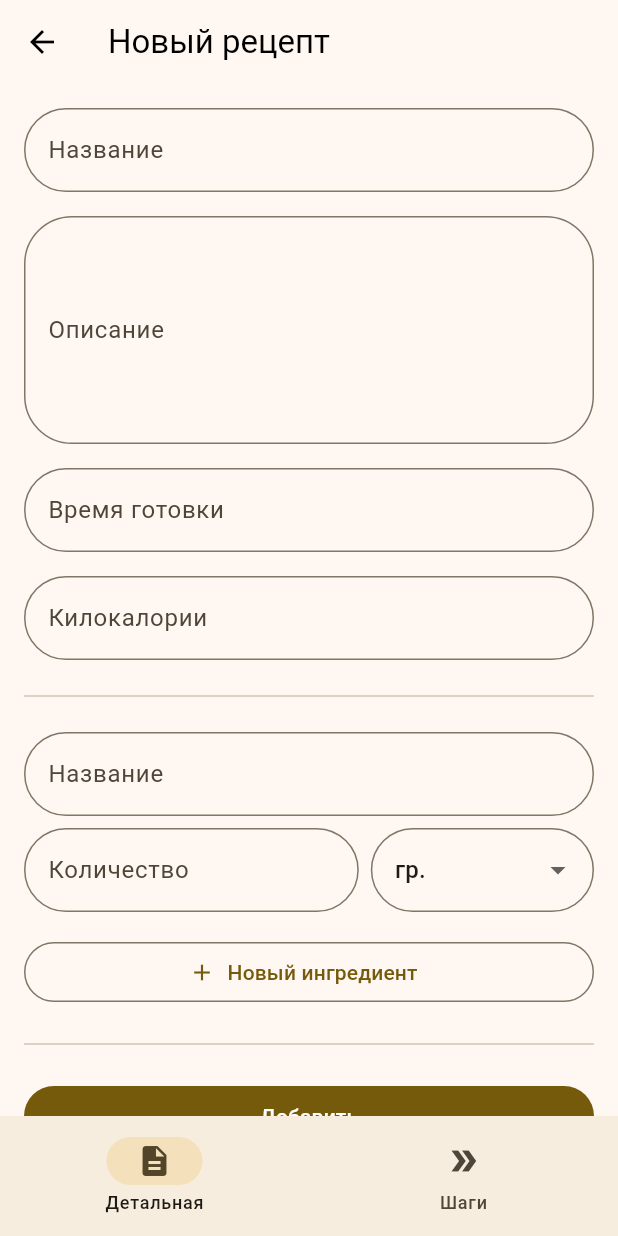
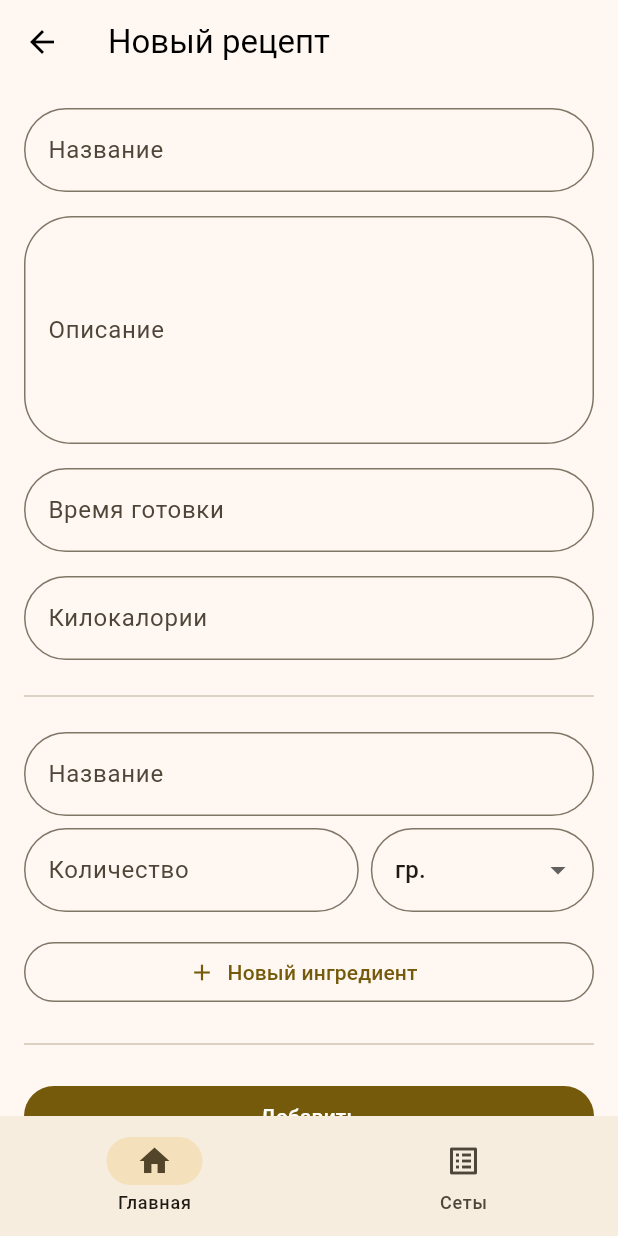
Before and after one commit to ivomika/recipe_browser, a Flutter app: the CreatePage screen opened by its route, after a tap on "Рецепт", on a phone screen of 412 x 824 dp. Run offline on Flutter 3.47's test engine with Material 3 defaults, Android fonts, the phone set to English and light mode, and no system bars; our stand-ins replace bloc, drift, drift_flutter, equatable, flex_color_scheme, flutter_bloc and 3 more; missing offline and left inert: smooth_sheets; accounts and stored records are empty; generated files the repository leaves out were written again; network calls fail.

Commit message:
упростил роутинг

```diff
--- a/lib/features/routing/app_routing.dart
+++ b/lib/features/routing/app_routing.dart
@@ -4,22 +4,16 @@ import 'package:recipe_browser/pages/pages.dart';
 import 'package:recipe_browser/shared/layouts/layouts.dart';
 
 final appRouting = GoRouter(
-    initialLocation: '/home',
+    initialLocation: '/',
     debugLogDiagnostics: true,
     errorBuilder: (context, state) => NotFoundPage(),
     routes: [
-        // home,
-        // sets,
-        // sets/:id,
         StatefulShellRoute.indexedStack(
             builder: (context, state, shell) =>
                 BottomNavigationLayout(
                     body: shell,
                     selectedIndex: shell.currentIndex,
                     onDestinationSelected: (index) => shell.goBranch(index),
-                    // bottomSheetBuilder: (context, scrollController) => HomeBottomSheet(
-                    //   scrollController: scrollController
-                    // ),
                     destinations: [
                       NavigationDestination(
                           icon: Icon(Icons.home),
@@ -36,7 +30,33 @@ final appRouting = GoRouter(
                     routes: [
                         GoRoute(
                             builder: (context, state) => HomePage(),
-                            path: '/home'
+                            path: '/',
+                            routes: [
+                                GoRoute(
+                                    path: 'create',
+                                    builder: (context, state) => CreatePage(),
+                                    routes: [
+                                      GoRoute(
+                                        path: 'recipe',
+                                        builder: (context, state) => CreateRecipeDetail(),
+                                      )
+                                    ]
+                                ),
+                                GoRoute(
+                                    path: 'recipe/:id',
+                                    builder: (context, state) => RecipeDetailPage(
+                                      id: state.pathParameters['id'],
+                                    ),
+                                    routes: [
+                                      GoRoute(
+                                          path: 'cooking',
+                                          builder: (context, state) => RecipeCookingPage(
+                                              id: state.pathParameters['id']
+                                          ),
+                                      )
+                                    ]
+                                )
+                            ]
                         )
                     ]
                 ),
@@ -56,132 +76,5 @@ final appRouting = GoRouter(
                 ),
             ],
         ),
-        // /recipe/:id/detail,
-        // /recipe/:id/steps,
-        GoRoute(
-            redirect: (context, state){
-                if (state.fullPath == '/recipe/:id') {
-                    return '/recipe/${state.pathParameters['id']}/detail';
-                }
-
-                return null;
-            },
-            path: '/recipe/:id',
-            routes: [
-                StatefulShellRoute.indexedStack(
-                    builder: (context, state, shell) =>
-                        BottomNavigationLayout(
-                            body: shell,
-                            selectedIndex: shell.currentIndex,
-                            onDestinationSelected: (index) => shell.goBranch(index),
-                            destinations: [
-                              NavigationDestination(
-                                  icon: Icon(Icons.description),
-                                  label: 'Детальная'
-                              ),
-                              NavigationDestination(
-                                  icon: Icon(Icons.double_arrow),
-                                  label: 'Шаги'
-                              ),
-                            ]
-                        ),
-                    branches: [
-                        StatefulShellBranch(
-                            routes: [
-                                GoRoute(
-                                    builder: (context, state) => RecipeDetailPage(
-                                      id: state.pathParameters['id']
-                                    ),
-                                    path: 'detail'
-                                )
-                            ]
-                        ),
-                        StatefulShellBranch(
-                            routes: [
-                                GoRoute(
-                                    builder: (context, state) => Center(child: Text('/${state.pathParameters['id']}/steps')),
-                                    path: 'steps'
-                                )
-                            ]
-                        ),
-                    ]
-                ),
-            ]
-        ),
-        // settings
-        GoRoute(
-            builder: (context, state) => Center(child: Text('/settings')),
-            path: '/settings'
-        ),
-        // create,
-        // create/recipe/detail,
-        // create/recipe/steps,
-        // create/sets,
-        // create/tag,
-        GoRoute(
-            builder: (context, state) => CreatePage(),
-            path: '/create',
-            routes: [
-              // create/recipe/detail, create/recipe/steps
-              GoRoute(
-                  path: 'recipe',
-                  redirect: (context, state) {
-                    if (state.fullPath == '/create/recipe') {
-                      return '/create/recipe/detail';
-                    }
-
-                    return null;
-                  },
-                  routes: [
-                    StatefulShellRoute.indexedStack(
-                        builder: (context, state, shell) =>
-                            BottomNavigationLayout(
-                                body: shell,
-                                selectedIndex: shell.currentIndex,
-                                onDestinationSelected: (index) => shell.goBranch(index),
-                                destinations: [
-                                  NavigationDestination(
-                                      icon: Icon(Icons.description),
-                                      label: 'Детальная'
-                                  ),
-                                  NavigationDestination(
-                                      icon: Icon(Icons.double_arrow),
-                                      label: 'Шаги'
-                                  ),
-                                ]
-                            ),
-                        branches: [
-                          StatefulShellBranch(
-                              routes: [
-                                GoRoute(
-                                    builder: (context, state) => CreateRecipeDetail(),
-                                    path: 'detail'
-                                )
-                              ]
-                          ),
-                          StatefulShellBranch(
-                              routes: [
-                                GoRoute(
-                                    builder: (context, state) => CreateRecipeSteps(),
-                                    path: 'steps'
-                                )
-                              ]
-                          ),
-                        ]
-                    ),
-                  ]
-              ),
-              // set
-              GoRoute(
-                  builder: (context, state) => Center(child: Text('/create/set')),
-                  path: 'set'
-              ),
-              // tag
-              GoRoute(
-                  builder: (context, state) => Center(child: Text('/create/tag')),
-                  path: 'tag'
-              ),
-            ]
-        )
     ]
 );
--- a/lib/pages/create_page/child/create_recipe_page/view/create_recipe_detail.dart
+++ b/lib/pages/create_page/child/create_recipe_page/view/create_recipe_detail.dart
@@ -132,7 +132,7 @@ class _Form extends StatelessWidget {
     createCubit.create();
 
     context.read<RecipeListBloc>().add(LoadingRecipes());
-    context.go('/home');
+    context.go('/');
   }
 
   String? _titleValidator(String? value) {
--- a/lib/pages/create_page/view/create_page.dart
+++ b/lib/pages/create_page/view/create_page.dart
@@ -26,7 +26,7 @@ class CreatePage extends StatelessWidget {
                     children: [
                       _Tile(
                           title: 'Рецепт',
-                          onTap: () => context.push('/create/recipe'),
+                          onTap: () => context.go('/create/recipe'),
                       ),
                       _Tile(
                           title: 'Сет',
--- a/lib/pages/home_page/view/home_bottom_sheet.dart
+++ b/lib/pages/home_page/view/home_bottom_sheet.dart
@@ -22,6 +22,7 @@ class _HomeBottomSheetState extends State<HomeBottomSheet> {
   void initState() {
     super.initState();
     _sheetController = SheetController();
+    context.read<RecipeListBloc>().add(LoadingRecipes());
   }
 
   @override
@@ -32,8 +33,6 @@ class _HomeBottomSheetState extends State<HomeBottomSheet> {
 
   @override
   Widget build(BuildContext context) {
-    context.read<RecipeListBloc>().add(LoadingRecipes());
-
     return SheetViewport(
         padding: EdgeInsets.only(top: 145),
         child: Sheet(
--- a/lib/pages/home_page/view/home_page.dart
+++ b/lib/pages/home_page/view/home_page.dart
@@ -35,7 +35,7 @@ class HomePage extends StatelessWidget {
                         height: context.offset.normal,
                       ),
                       FilledButton(
-                          onPressed: () => context.push('/create'),
+                          onPressed: () => context.go('/create'),
                           child: Text('Добавить')
                       ),
                       SizedBox(
--- a/lib/widgets/recipe_tile/recipe_tile.dart
+++ b/lib/widgets/recipe_tile/recipe_tile.dart
@@ -24,7 +24,7 @@ class RecipeTile extends StatelessWidget {
             context.offset.veryLarge
         ),
         child: InkWell(
-          onTap: () => context.push('/recipe/${recipe.id}'),
+          onTap: () => context.go('/recipe/${recipe.id}'),
           child: Stack(
             children: [
               SizedBox(
```
